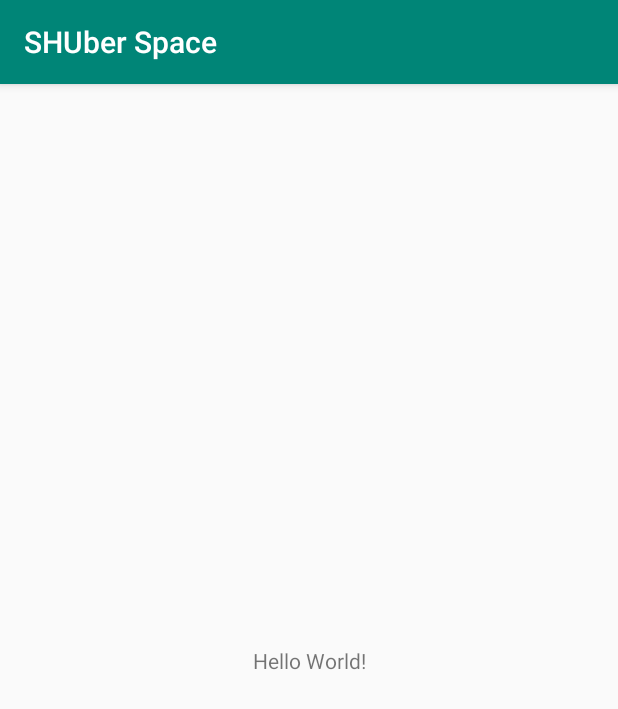
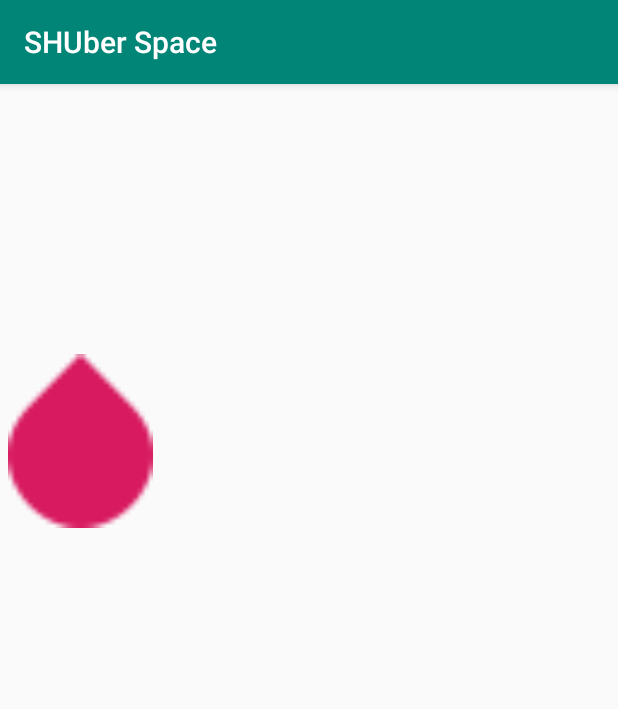
Before and after one commit to SHU-Team-Unknown/SpaceGame, an Android app: the screen it shows after launch (MainActivity), on a phone screen of 412 x 824 dp. Shown: the top 709 px of the screen. Run offline under Robolectric (Android 15) with nearby library versions, the phone set to English and light mode, and no system bars.

Commit message:
Add 2 classes (Astroid sys) and frame handler
The classes have been added to allow for astroid to move and astroid sys to spawn and soooo on. (Look at the classes for a bit more into it)

THE IMPORTANT PART

have added a handler for the app to all functions to be called every frame. (its calls every frame)

THE INPORTENT PART

have added a handler for the app to all functions to be called every frame. (its calls every frame)

P.S Sorry for any spelling mistakes in the comments :)

```diff
--- a/app/src/main/java/com/github/teamunknown/MainActivity.java
+++ b/app/src/main/java/com/github/teamunknown/MainActivity.java
@@ -2,13 +2,48 @@ package com.github.teamunknown;
 
 import androidx.appcompat.app.AppCompatActivity;
 
+import android.icu.util.TimeUnit;
 import android.os.Bundle;
+import android.os.Handler;
+import android.widget.ImageView;
+
+import java.sql.Time;
+import java.util.Timer;
+import java.util.TimerTask;
 
 public class MainActivity extends AppCompatActivity {
+
+    private Handler handler = new Handler();
+    private Timer timer = new Timer();
+    ImageView img;
 
     @Override
     protected void onCreate(Bundle savedInstanceState) {
         super.onCreate(savedInstanceState);
         setContentView(R.layout.activity_main);
+
+        //This is for Testing purposes
+        img = (ImageView) findViewById(R.id.TestImage);
+
+        //This is used to call every frame
+        timer.schedule(new TimerTask() {
+            @Override
+            public void run() {
+                handler.post(new Runnable() {
+                    @Override
+                    public void run() {
+                        //Put things u want to be called every frame
+                        move();
+                    }
+                });
+            }
+            //To change fps for the app lower the 60 to what ever (Lower is faster)
+        }, 0, 60);
+
+        }
+
+        //This is used to test out movement of image on the canvas
+        public void move (){
+            img.setY(((img.getY())+5));
     }
 }
--- a/app/src/main/res/layout/activity_main.xml
+++ b/app/src/main/res/layout/activity_main.xml
@@ -6,13 +6,11 @@
     android:layout_height="match_parent"
     tools:context=".MainActivity">
 
-    <TextView
-        android:layout_width="wrap_content"
-        android:layout_height="wrap_content"
-        android:text="Hello World!"
-        app:layout_constraintBottom_toBottomOf="parent"
-        app:layout_constraintLeft_toLeftOf="parent"
-        app:layout_constraintRight_toRightOf="parent"
-        app:layout_constraintTop_toTopOf="parent" />
-
+    <ImageView
+        android:id="@+id/TestImage"
+        android:layout_width="107dp"
+        android:layout_height="116dp"
+        app:srcCompat="?android:attr/textSelectHandle"
+        tools:layout_editor_absoluteX="209dp"
+        tools:layout_editor_absoluteY="307dp" />
 </androidx.constraintlayout.widget.ConstraintLayout>
```
Also changed, not shown: app/src/main/java/com/github/teamunknown/Astroid.java (added, +23 -0 lines), app/src/main/java/com/github/teamunknown/Astroids.java (added, +36 -0 lines).
